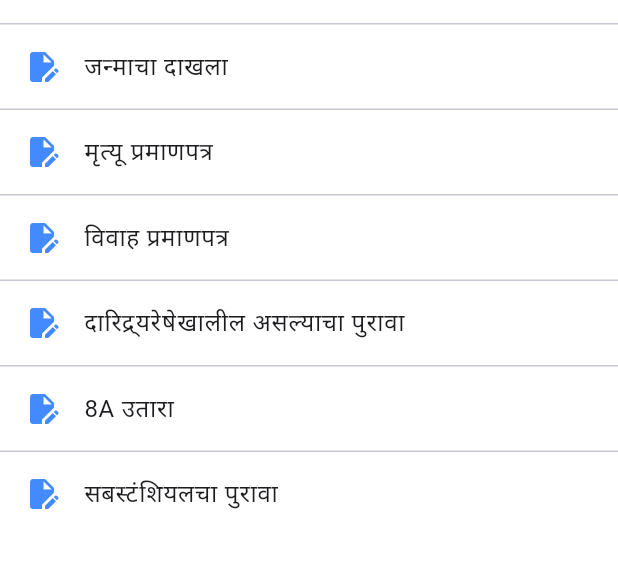
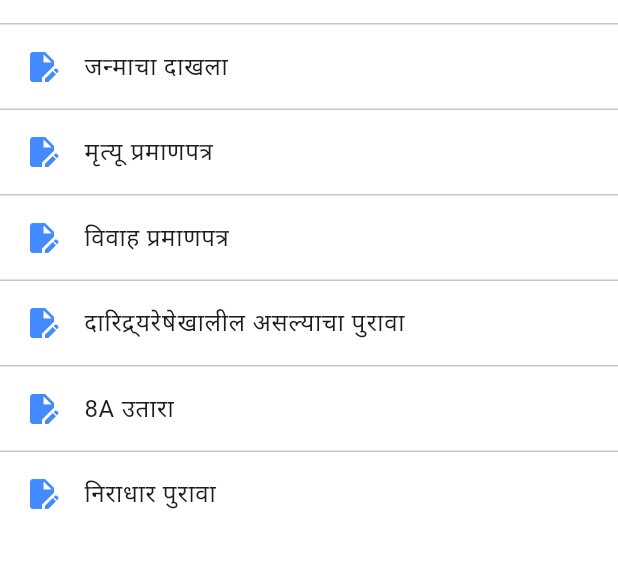
Before and after one commit to Siddhi-Nikam/Digital_Panchayat_Flutter_App, a Flutter app: the Apply screen opened directly with empty values, on a phone screen of 412 x 824 dp, the part 145-713 px from its top. Run offline on Flutter 3.47's test engine with Material 3 defaults, Android fonts, the phone set to English and light mode, and no system bars; our stand-ins replace file_picker, image_picker, jwt_decoder, mask_text_input_formatter, shared_preferences; missing offline and left inert: razorpay_flutter; accounts and stored records are empty.

Commit message:
changed last application name

```diff
--- a/lib/user/user pages/apply.dart
+++ b/lib/user/user pages/apply.dart
@@ -102,7 +102,7 @@ class ApplyState extends State<Apply> {
               Icons.edit_document,
               color: Colors.blueAccent,
             ),
-            title: const Text("सबस्टंशियलचा पुरावा"),
+            title: const Text("निराधार पुरावा"),
             onTap: () {},
           ),
         ],
```
